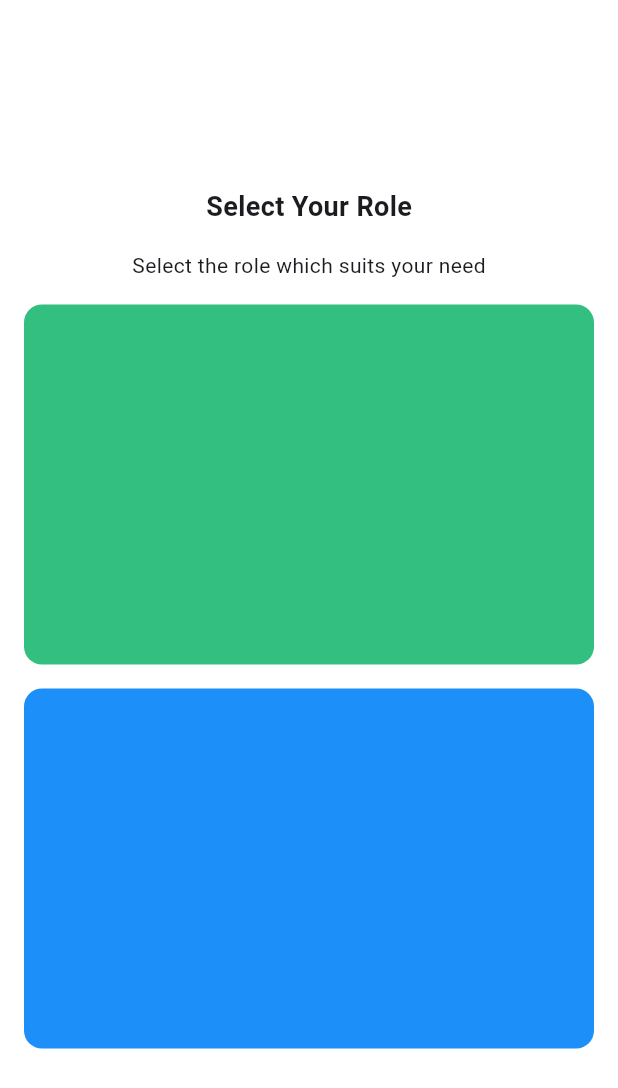
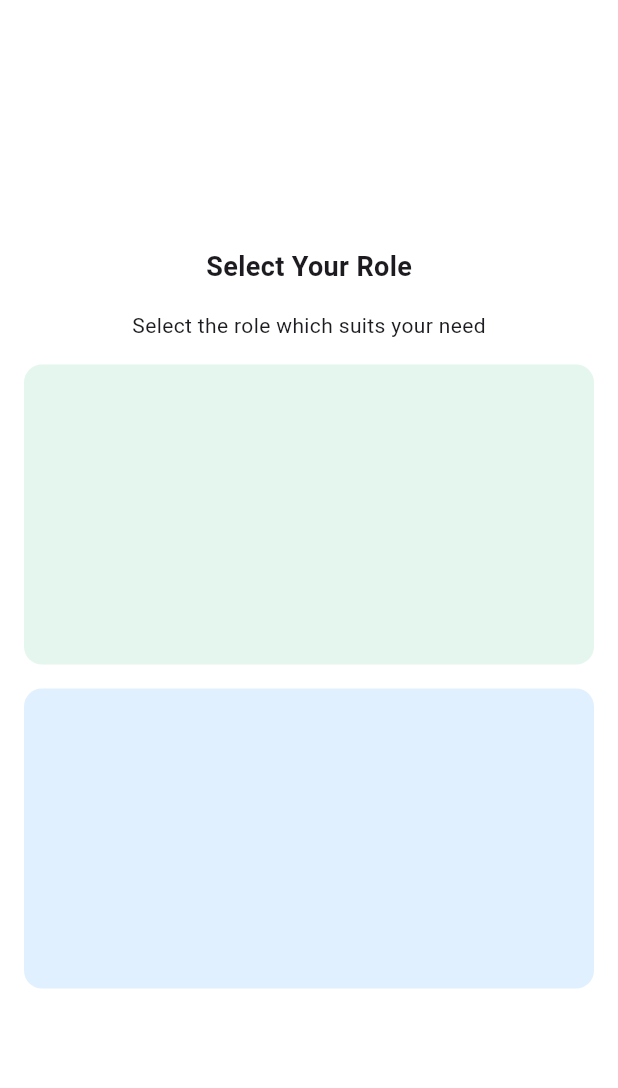
Before and after one commit to JAICHANGPARK/flutter_notebook_chapter_42, a Flutter app: the HrSelectScreen screen opened directly, on a phone screen of 412 x 824 dp. Shown: the top 1088 px of the screen. Run offline on Flutter 3.47's test engine with Material 3 defaults, Android fonts, the light colour scheme and no system bars; our stand-ins replace date_picker_timeline, gap, hugeicons.

Commit message:
Update hr_select_screen.dart

```diff
--- a/lib/ep2124_hr_app/views/hr_select_screen.dart
+++ b/lib/ep2124_hr_app/views/hr_select_screen.dart
@@ -32,16 +32,19 @@ class _HrSelectScreenState extends State<HrSelectScreen> {
                   "Select the role which suits your need",
                 ),
                 Container(
-                  height: 240,
+                  height: 200,
                   decoration: BoxDecoration(
-                    color: Color(0xff33bf7f),
+                    color: Color(0x2233bf7f),
                     borderRadius: BorderRadius.circular(12),
+                  ),
+                  child: Center(
+                    child: Text(""),
                   ),
                 ),
                 Container(
-                  height: 240,
+                  height: 200,
                   decoration: BoxDecoration(
-                    color: Color(0xff1d8ff8),
+                    color: Color(0x221d8ff8),
                     borderRadius: BorderRadius.circular(12),
                   ),
                 )
```
